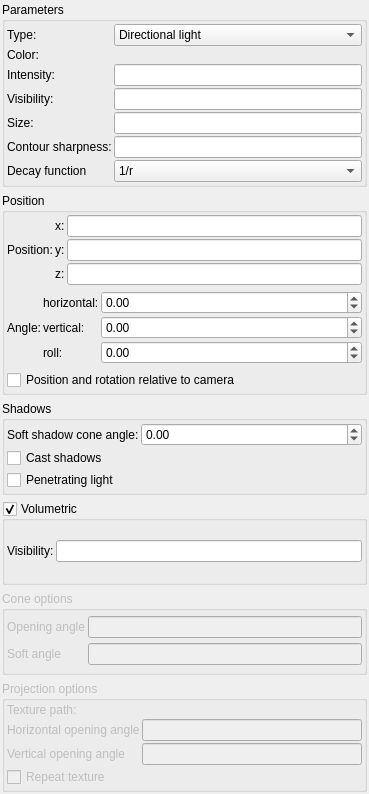
buddhi1980/mandelbulber2, file mandelbulber2/qt/light_editor.ui: the form before one commit.
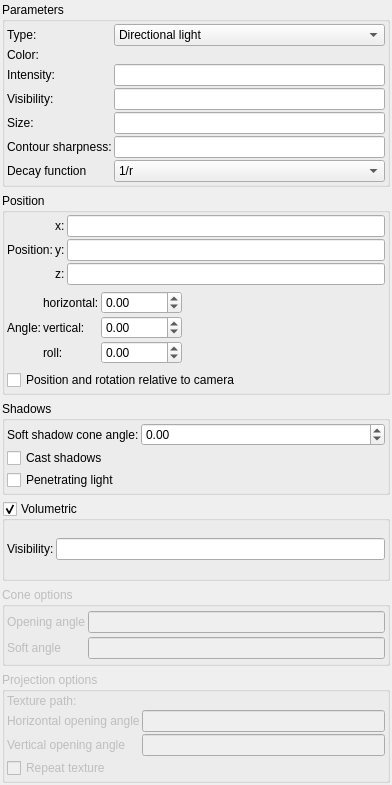
The form after the commit. Icons and pictures are not drawn. Custom widgets are drawn as their Qt base class.

Commit message: Partially created widget for light rotation preview

The edit to the form file:
```diff
--- a/mandelbulber2/qt/light_editor.ui
+++ b/mandelbulber2/qt/light_editor.ui
@@ -9,8 +9,8 @@
    <rect>
     <x>0</x>
     <y>0</y>
-    <width>369</width>
-    <height>794</height>
+    <width>392</width>
+    <height>785</height>
    </rect>
   </property>
   <property name="windowTitle">
@@ -301,17 +301,15 @@
        </layout>
       </item>
       <item>
-       <layout class="QGridLayout" name="gridLayout_3">
+       <layout class="QHBoxLayout" name="horizontalLayout" stretch="1,0">
         <property name="spacing">
          <number>2</number>
         </property>
-        <item row="0" column="1">
-         <widget class="QLabel" name="label_24">
-          <property name="text">
-           <string>horizontal:</string>
+        <item>
+         <layout class="QGridLayout" name="gridLayout_3" columnstretch="0,0,0,1">
+          <property name="spacing">
+           <number>2</number>
           </property>
-         </widget>
-        </item>
         <item row="1" column="0">
          <widget class="QLabel" name="label_3">
           <property name="text">
@@ -319,10 +317,38 @@
           </property>
          </widget>
         </item>
-        <item row="1" column="1">
-         <widget class="QLabel" name="label_25">
+          <item row="0" column="1">
+           <widget class="QLabel" name="label_24">
           <property name="text">
-           <string>vertical:</string>
+             <string>horizontal:</string>
+            </property>
+           </widget>
+          </item>
+          <item row="0" column="2">
+           <widget class="MyDoubleSpinBox" name="spinboxd3_rotation_x">
+            <property name="sizePolicy">
+             <sizepolicy hsizetype="Minimum" vsizetype="Maximum">
+              <horstretch>0</horstretch>
+              <verstretch>0</verstretch>
+             </sizepolicy>
+            </property>
+            <property name="prefix">
+             <string/>
+            </property>
+            <property name="suffix">
+             <string/>
+            </property>
+            <property name="decimals">
+             <number>2</number>
+            </property>
+            <property name="minimum">
+             <double>-36000.000000000000000</double>
+            </property>
+            <property name="maximum">
+             <double>36000.000000000000000</double>
+            </property>
+            <property name="singleStep">
+             <double>0.100000000000000</double>
           </property>
          </widget>
         </item>
@@ -333,31 +359,10 @@
           </property>
          </widget>
         </item>
-        <item row="0" column="2">
-         <widget class="MyDoubleSpinBox" name="spinboxd3_rotation_x">
-          <property name="sizePolicy">
-           <sizepolicy hsizetype="Minimum" vsizetype="Maximum">
-            <horstretch>0</horstretch>
-            <verstretch>0</verstretch>
-           </sizepolicy>
-          </property>
-          <property name="prefix">
-           <string/>
-          </property>
-          <property name="suffix">
-           <string/>
-          </property>
-          <property name="decimals">
-           <number>2</number>
-          </property>
-          <property name="minimum">
-           <double>-36000.000000000000000</double>
-          </property>
-          <property name="maximum">
-           <double>36000.000000000000000</double>
-          </property>
-          <property name="singleStep">
-           <double>0.100000000000000</double>
+          <item row="1" column="1">
+           <widget class="QLabel" name="label_25">
+            <property name="text">
+             <string>vertical:</string>
           </property>
          </widget>
         </item>
@@ -420,6 +425,18 @@
        </layout>
       </item>
       <item>
+         <widget class="cLightWidget" name="widget_angle_preview" native="true">
+          <property name="sizePolicy">
+           <sizepolicy hsizetype="Minimum" vsizetype="Minimum">
+            <horstretch>1</horstretch>
+            <verstretch>1</verstretch>
+           </sizepolicy>
+          </property>
+         </widget>
+        </item>
+       </layout>
+      </item>
+      <item>
        <widget class="MyCheckBox" name="checkBox_relative_position">
         <property name="sizePolicy">
          <sizepolicy hsizetype="Minimum" vsizetype="Maximum">
@@ -792,6 +809,12 @@
    <extends>QComboBox</extends>
    <header>my_combo_box.h</header>
   </customwidget>
+  <customwidget>
+   <class>cLightWidget</class>
+   <extends>QWidget</extends>
+   <header>light_widget.h</header>
+   <container>1</container>
+  </customwidget>
  </customwidgets>
  <resources/>
  <connections/>
```
Lines whose indentation alone changed are shown as unchanged. The commit also changes 2 other files.
